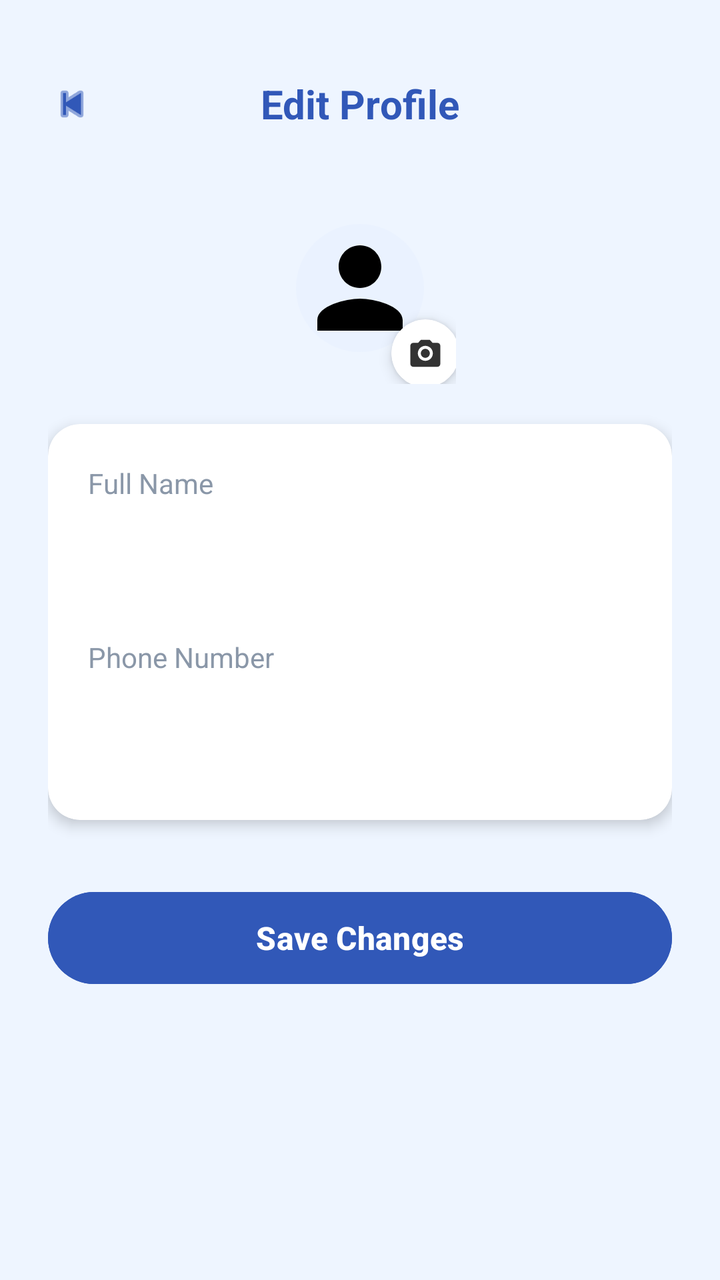
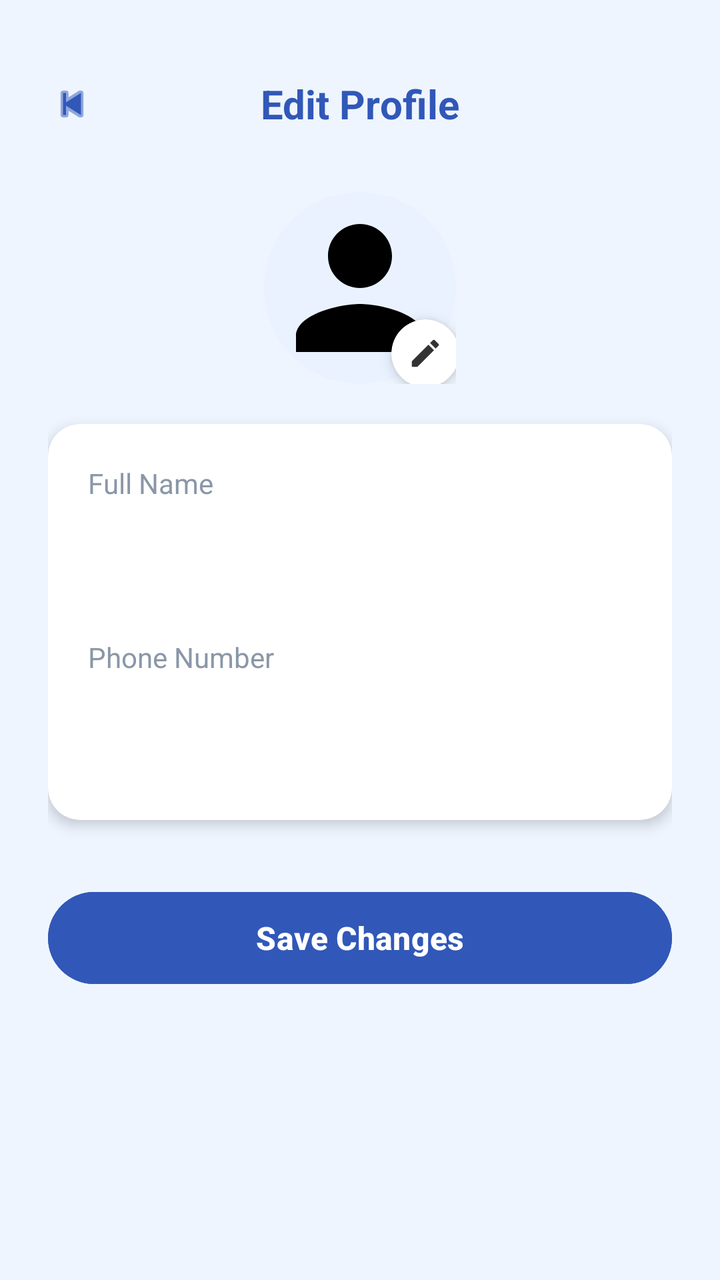

Compare the two renders of this Android layout. The source of the first and the diff that turns it into the second are given below.
<!-- AndroidManifest.xml: application theme Theme.EncikAircond -->
<!-- res/layout/activity_edit_profile.xml -->
<?xml version="1.0" encoding="utf-8"?>
<ScrollView xmlns:android="http://schemas.android.com/apk/res/android"
    xmlns:app="http://schemas.android.com/apk/res-auto"
    android:layout_width="match_parent"
    android:layout_height="match_parent"
    android:background="#EEF5FF"
    android:fillViewport="true">

    <LinearLayout
        android:layout_width="match_parent"
        android:layout_height="wrap_content"
        android:orientation="vertical"
        android:padding="24dp">

        <RelativeLayout
            android:layout_width="match_parent"
            android:layout_height="56dp">

            <ImageView
                android:id="@+id/btnBack"
                android:layout_width="24dp"
                android:layout_height="24dp"
                android:layout_centerVertical="true"
                android:contentDescription="@null"
                android:src="@android:drawable/ic_media_previous"
                app:tint="#3158B8" />

            <TextView
                android:layout_width="wrap_content"
                android:layout_height="wrap_content"
                android:layout_centerInParent="true"
                android:text="Edit Profile"
                android:textColor="#3158B8"
                android:textSize="20sp"
                android:textStyle="bold" />
        </RelativeLayout>

        
        <LinearLayout
            android:layout_width="match_parent"
            android:layout_height="wrap_content"
            android:layout_marginTop="16dp"
            android:gravity="center"
            android:orientation="vertical">

            <RelativeLayout
                android:id="@+id/layoutProfilePhoto"
                android:layout_width="wrap_content"
                android:layout_height="wrap_content"
                android:clickable="true"
                android:focusable="true">

                <com.google.android.material.imageview.ShapeableImageView
                    android:id="@+id/imgProfile"
                    android:layout_width="96dp"
                    android:layout_height="96dp"
                    android:background="#EAF2FF"
                    android:padding="16dp"
                    android:scaleType="centerCrop"
                    android:src="@drawable/ic_person"
                    app:shapeAppearanceOverlay="@style/CircleImageView" />

                <androidx.cardview.widget.CardView
                    android:id="@+id/btnCameraOverlay"
                    android:layout_width="34dp"
                    android:layout_height="34dp"
                    android:layout_alignEnd="@id/imgProfile"
                    android:layout_alignBottom="@id/imgProfile"
                    android:layout_marginEnd="-2dp"
                    android:layout_marginBottom="-2dp"
                    android:clickable="true"
                    android:focusable="true"
                    android:foreground="?attr/selectableItemBackground"
                    app:cardBackgroundColor="#FFFFFF"
                    app:cardCornerRadius="17dp"
                    app:cardElevation="4dp">

                    <ImageView
                        android:layout_width="18dp"
                        android:layout_height="18dp"
                        android:layout_gravity="center"
                        android:contentDescription="@null"
                        android:src="@drawable/ic_camera"
                        app:tint="#333333" />
                </androidx.cardview.widget.CardView>

            </RelativeLayout>

        </LinearLayout>

        <androidx.cardview.widget.CardView
            android:layout_width="match_parent"
            android:layout_height="wrap_content"
            android:layout_marginTop="20dp"
            app:cardCornerRadius="16dp"
            app:cardElevation="4dp">

            <LinearLayout
                android:layout_width="match_parent"
                android:layout_height="wrap_content"
                android:orientation="vertical"
                android:padding="20dp">

                <TextView
                    android:layout_width="wrap_content"
                    android:layout_height="wrap_content"
                    android:text="Full Name"
                    android:textColor="#8A97A8"
                    android:textSize="14sp" />

                <EditText
                    android:id="@+id/etFullName"
                    android:layout_width="match_parent"
                    android:layout_height="48dp"
                    android:layout_marginTop="4dp"
                    android:background="@drawable/bg_input_field"
                    android:inputType="textPersonName"
                    android:paddingHorizontal="12dp" />

                <TextView
                    android:layout_width="wrap_content"
                    android:layout_height="wrap_content"
                    android:layout_marginTop="16dp"
                    android:text="Phone Number"
                    android:textColor="#8A97A8"
                    android:textSize="14sp" />

                <EditText
                    android:id="@+id/etPhone"
                    android:layout_width="match_parent"
                    android:layout_height="48dp"
                    android:layout_marginTop="4dp"
                    android:background="@drawable/bg_input_field"
                    android:inputType="phone"
                    android:paddingHorizontal="12dp" />

            </LinearLayout>
        </androidx.cardview.widget.CardView>

        <Button
            android:id="@+id/btnSave"
            android:layout_width="match_parent"
            android:layout_height="54dp"
            android:layout_marginTop="32dp"
            android:backgroundTint="#3158B8"
            android:text="Save Changes"
            android:textAllCaps="false"
            android:textColor="#FFFFFF"
            android:textSize="16sp"
            android:textStyle="bold" />

    </LinearLayout>
</ScrollView>
<!-- resources referenced by this layout -->
<resources>
  <!-- drawable bg_input_field (drawable) -->
  <?xml version="1.0" encoding="utf-8"?>
  <shape xmlns:android="http://schemas.android.com/apk/res/android"
      android:shape="rectangle">
      <solid android:color="#FFFFFF" />
      <corners android:radius="26dp" />
  </shape>
  <!-- drawable ic_camera (drawable) -->
  <?xml version="1.0" encoding="utf-8"?>
  <vector xmlns:android="http://schemas.android.com/apk/res/android"
      android:width="24dp"
      android:height="24dp"
      android:viewportWidth="24"
      android:viewportHeight="24">
    <path
        android:fillColor="#333333"
        android:pathData="M12,15c1.66,0 3,-1.34 3,-3s-1.34,-3 -3,-3 -3,1.34 -3,3 1.34,3 3,3zM9,3L7.17,5H4c-1.1,0 -2,0.9 -2,2v12c0,1.1 0.9,2 2,2h16c1.1,0 2,-0.9 2,-2V7c0,-1.1 -0.9,-2 -2,-2h-3.17L15,3H9zm3,14c-2.76,0 -5,-2.24 -5,-5s2.24,-5 5,-5 5,2.24 5,5 -2.24,5 -5,5z"/>
  </vector>
  <!-- drawable ic_person (drawable) -->
  <?xml version="1.0" encoding="utf-8"?>
  <vector xmlns:android="http://schemas.android.com/apk/res/android"
      android:width="24dp"
      android:height="24dp"
      android:viewportWidth="24"
      android:viewportHeight="24">
  
      <path
          android:fillColor="#FF000000"
          android:pathData="M12,12c2.21,0 4,-1.79 4,-4c0,-2.21 -1.79,-4 -4,-4c-2.21,0 -4,1.79 -4,4C8,10.21 9.79,12 12,12zM12,14c-2.67,0 -8,1.34 -8,4v2h16v-2C20,15.34 14.67,14 12,14z"/>
  </vector>
  <style name="CircleImageView">
          <item name="cornerSize">50%</item>
      </style>
  <style name="Theme.EncikAircond" parent="Base.Theme.EncikAircond" />
  <style name="Base.Theme.EncikAircond" parent="Theme.Material3.DayNight.NoActionBar">
          
      </style>
</resources>

<!-- the commit's change to res/layout/activity_edit_profile.xml (unified diff, before → after) -->
@@ -55,7 +55,6 @@
                     android:layout_width="96dp"
                     android:layout_height="96dp"
                     android:background="#EAF2FF"
-                    android:padding="16dp"
                     android:scaleType="centerCrop"
                     android:src="@drawable/ic_person"
                     app:shapeAppearanceOverlay="@style/CircleImageView" />
@@ -80,7 +79,7 @@
                         android:layout_height="18dp"
                         android:layout_gravity="center"
                         android:contentDescription="@null"
-                        android:src="@drawable/ic_camera"
+                        android:src="@drawable/ic_pencil"
                         app:tint="#333333" />
                 </androidx.cardview.widget.CardView>
 
<!-- resource entries referenced after the edit -->
@@ -7,7 +7,7 @@
       <solid android:color="#FFFFFF" />
       <corners android:radius="26dp" />
   </shape>
-  <!-- drawable ic_camera (drawable) -->
+  <!-- drawable ic_pencil (drawable) -->
   <?xml version="1.0" encoding="utf-8"?>
   <vector xmlns:android="http://schemas.android.com/apk/res/android"
       android:width="24dp"
@@ -16,7 +16,7 @@
       android:viewportHeight="24">
     <path
         android:fillColor="#333333"
-        android:pathData="M12,15c1.66,0 3,-1.34 3,-3s-1.34,-3 -3,-3 -3,1.34 -3,3 1.34,3 3,3zM9,3L7.17,5H4c-1.1,0 -2,0.9 -2,2v12c0,1.1 0.9,2 2,2h16c1.1,0 2,-0.9 2,-2V7c0,-1.1 -0.9,-2 -2,-2h-3.17L15,3H9zm3,14c-2.76,0 -5,-2.24 -5,-5s2.24,-5 5,-5 5,2.24 5,5 -2.24,5 -5,5z"/>
+        android:pathData="M3,17.25V21h3.75L17.81,9.94l-3.75,-3.75L3,17.25zM20.71,7.04c0.39,-0.39 0.39,-1.02 0,-1.41l-2.34,-2.34c-0.39,-0.39 -1.02,-0.39 -1.41,0l-1.83,1.83 3.75,3.75 1.83,-1.83z"/>
   </vector>
   <!-- drawable ic_person (drawable) -->
   <?xml version="1.0" encoding="utf-8"?>
